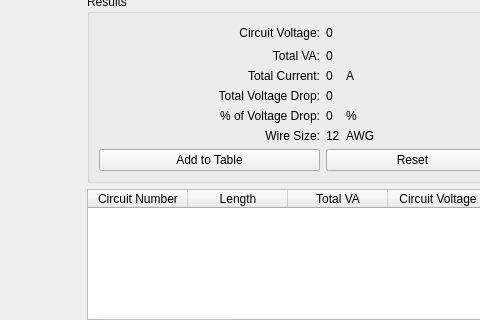
Qt form Voltage_Drop_GUI.ui (simplesports/WorkHelper) before a commit; both pictures show x 0 to 480 and y 244 to 564 of the 600 by 645 pixel window.
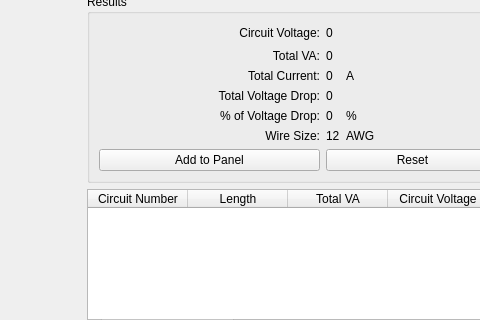
The same form after that commit.

Patch:
```diff
--- a/Voltage_Drop_GUI.ui
+++ b/Voltage_Drop_GUI.ui
@@ -273,7 +273,7 @@
       <item row="6" column="0" colspan="2">
        <widget class="QPushButton" name="Button_Add_To_Table">
         <property name="text">
-         <string>Add to Table</string>
+         <string>Add to Panel</string>
         </property>
        </widget>
       </item>
```
Left out of the diff: 12 changed lines with no effect on the pictures.
